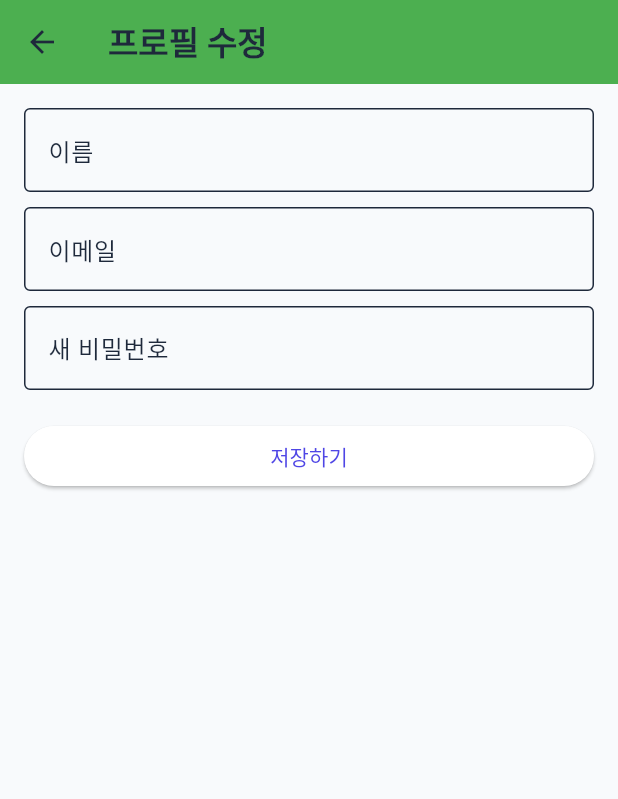
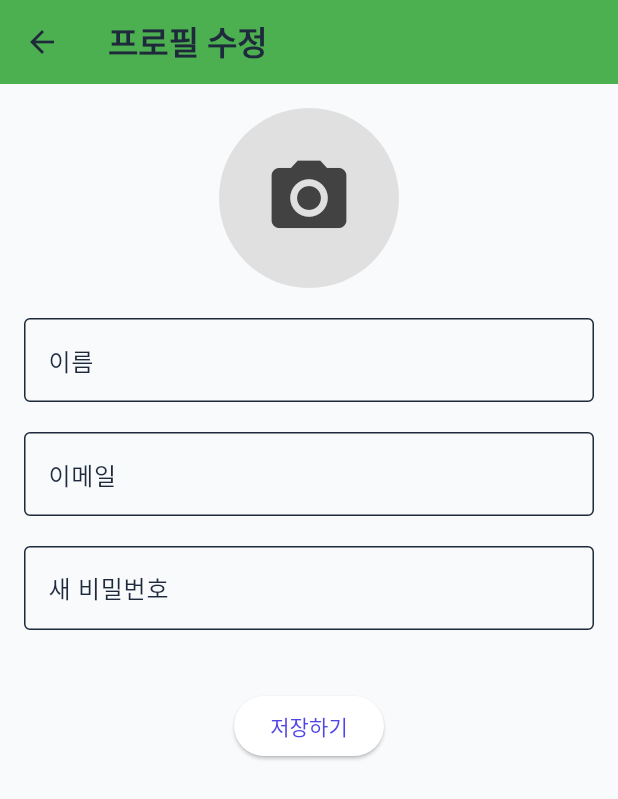
Before and after one commit to minhjih/dailyexp, a Flutter app: the ProfileEditPage screen opened directly, on a phone screen of 412 x 824 dp. Shown: the top 799 px of the screen. Run offline on Flutter 3.47's test engine with Material 3 defaults, Android fonts, the phone set to English and light mode, and no system bars; our stand-ins replace dio, flutter_dotenv, flutter_signin_button, flutter_svg, google_fonts, image_picker and 3 more; accounts and stored records are empty.

Commit message:
added profile upload

```diff
--- a/frontend/lib/screens/profile/profile_edit.dart
+++ b/frontend/lib/screens/profile/profile_edit.dart
@@ -1,8 +1,10 @@
 import 'package:flutter/material.dart';
 import 'package:google_fonts/google_fonts.dart';
+import 'package:image_picker/image_picker.dart'; // 이미지 선택을 위해 image_picker 패키지 사용
+import 'dart:io'; // File 클래스 사용을 위해 필요
 
 class ProfileEditPage extends StatefulWidget {
-  const ProfileEditPage({Key? key}) : super(key: key); // null-safety를 위한 key 수정
+  const ProfileEditPage({Key? key}) : super(key: key);
 
   @override
   _ProfileEditPageState createState() => _ProfileEditPageState();
@@ -10,9 +12,21 @@ class ProfileEditPage extends StatefulWidget {
 
 class _ProfileEditPageState extends State<ProfileEditPage> {
   final _formKey = GlobalKey<FormState>();
-  String? name = ''; // null-safety에 맞게 수정
-  String? email = ''; // null-safety에 맞게 수정
-  String? password = ''; // null-safety에 맞게 수정
+  String? name = '';
+  String? email = '';
+  String? password = '';
+  XFile? _image; // 선택된 이미지 파일
+
+  final ImagePicker _picker = ImagePicker();
+
+  Future<void> _pickImage() async {
+    final XFile? pickedFile = await _picker.pickImage(source: ImageSource.gallery);
+    if (pickedFile != null) {
+      setState(() {
+        _image = pickedFile;
+      });
+    }
+  }
 
   @override
   Widget build(BuildContext context) {
@@ -26,8 +40,18 @@ class _ProfileEditPageState extends State<ProfileEditPage> {
         child: Form(
           key: _formKey,
           child: Column(
-            crossAxisAlignment: CrossAxisAlignment.stretch,
+            crossAxisAlignment: CrossAxisAlignment.center,
             children: <Widget>[
+              GestureDetector(
+                onTap: _pickImage, // 이미지 변경을 위해 탭 핸들러 추가
+                child: CircleAvatar(
+                  radius: 60,
+                  backgroundColor: Colors.grey.shade300,
+                  backgroundImage: _image != null ? FileImage(File(_image!.path)) : null,
+                  child: _image == null ? Icon(Icons.camera_alt, size: 60, color: Colors.grey.shade800) : null,
+                ),
+              ),
+              SizedBox(height: 20),
               TextFormField(
                 decoration: InputDecoration(
                   labelText: '이름',
@@ -41,7 +65,7 @@ class _ProfileEditPageState extends State<ProfileEditPage> {
                 },
                 onSaved: (value) => name = value,
               ),
-              SizedBox(height: 10),
+              SizedBox(height: 20),
               TextFormField(
                 decoration: InputDecoration(
                   labelText: '이메일',
@@ -55,7 +79,7 @@ class _ProfileEditPageState extends State<ProfileEditPage> {
                 },
                 onSaved: (value) => email = value,
               ),
-              SizedBox(height: 10),
+              SizedBox(height: 20),
               TextFormField(
                 decoration: InputDecoration(
                   labelText: '새 비밀번호',
@@ -70,7 +94,7 @@ class _ProfileEditPageState extends State<ProfileEditPage> {
                 },
                 onSaved: (value) => password = value,
               ),
-              SizedBox(height: 20),
+              SizedBox(height: 40),
               ElevatedButton(
                 onPressed: _submit,
                 child: Text('저장하기', style: GoogleFonts.poppins()),
@@ -81,7 +105,6 @@ class _ProfileEditPageState extends State<ProfileEditPage> {
       ),
     );
   }
-
   void _submit() {
     final form = _formKey.currentState;
     if (form != null && form.validate()) {
@@ -91,7 +114,8 @@ class _ProfileEditPageState extends State<ProfileEditPage> {
       // 데이터 업데이트 후 다이얼로그 표시
       showDialog(
         context: context,
-        builder: (context) => AlertDialog(
+        builder: (context) =>
+            AlertDialog(
               title: Text('저장 완료'),
               content: Text('변경사항이 저장되었습니다.'),
               actions: <Widget>[
@@ -107,5 +131,4 @@ class _ProfileEditPageState extends State<ProfileEditPage> {
       );
     }
   }
-
 }
```
Lines whose indentation alone changed are shown as unchanged.
